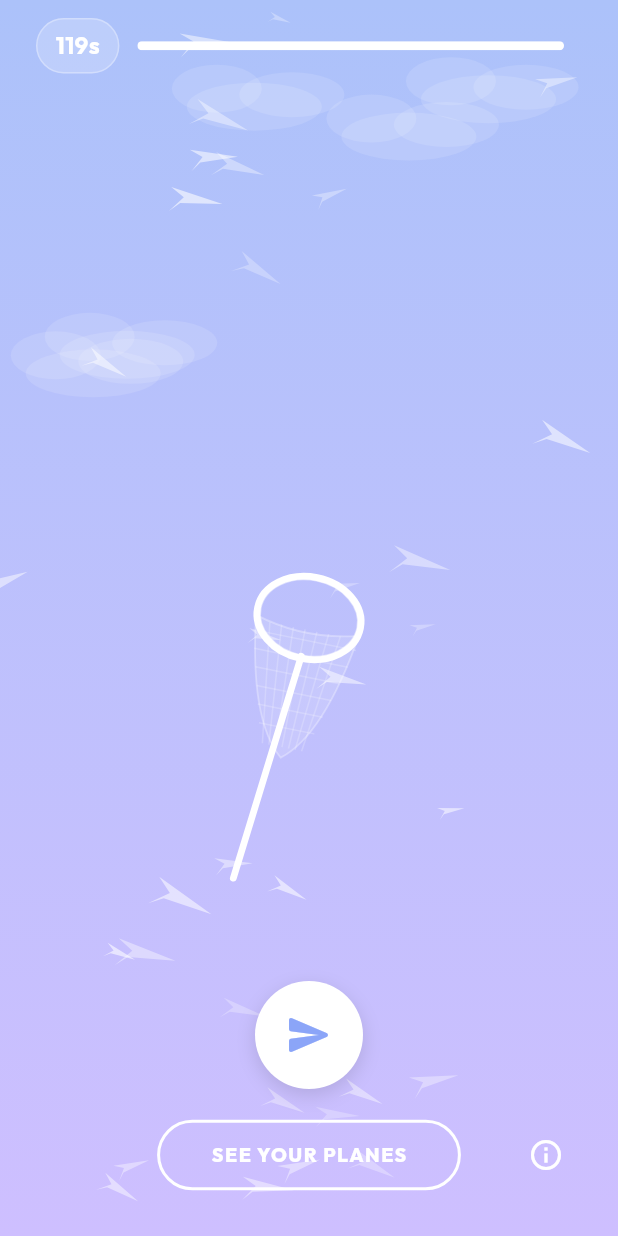
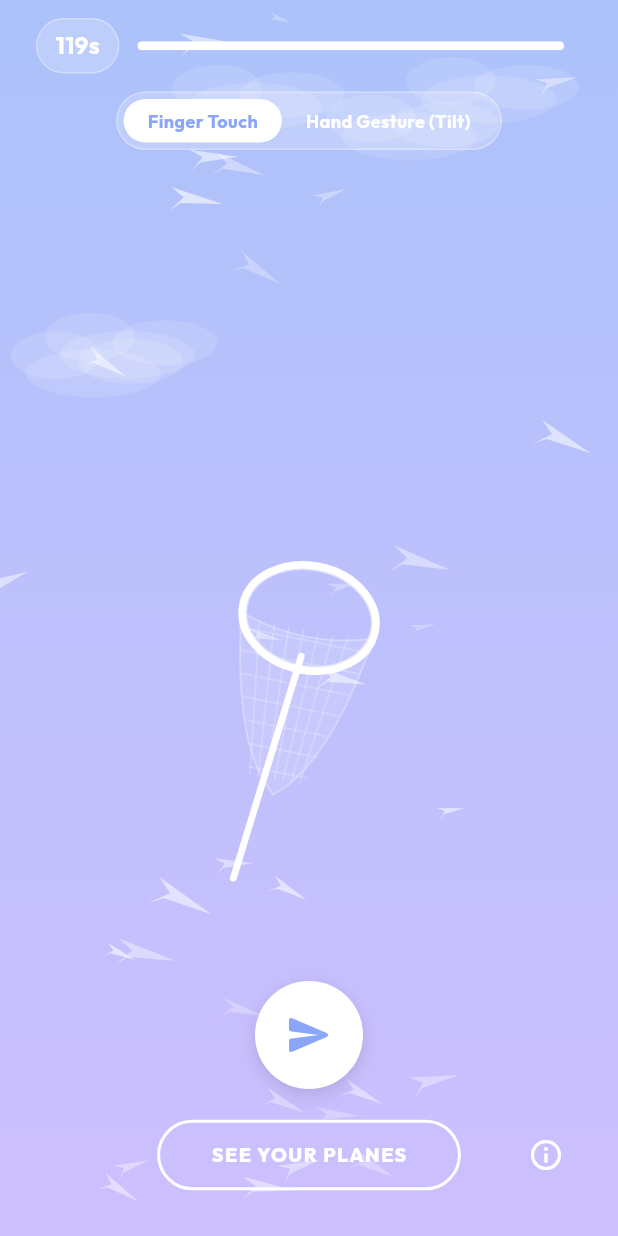
Before and after one commit to alienhousenetworks/datingapp_flutterapp, a Flutter app: the CatchGameScreen screen opened directly, on a phone screen of 412 x 824 dp. Run offline on Flutter 3.47's test engine with Material 3 defaults, Android fonts, the phone set to English and light mode, and no system bars; our stand-ins replace cached_network_image, connectivity_plus, device_info_plus, dio, flutter_riverpod, flutter_secure_storage and 7 more; missing offline and left inert: flutter_webrtc; accounts and stored records are empty.

Commit message:
feat(paper-plane): improve catch game net size and touch controls

```diff
--- a/lib/screens/paper_plane/catch_game_screen.dart
+++ b/lib/screens/paper_plane/catch_game_screen.dart
@@ -1,10 +1,8 @@
 import 'dart:async';
 import 'dart:math' as math;
-import 'dart:ui' as ui;
 import 'package:flutter/material.dart';
 import 'package:flutter/services.dart';
 import 'package:flutter_riverpod/flutter_riverpod.dart';
-import 'package:go_router/go_router.dart';
 import 'package:sensors_plus/sensors_plus.dart';
 
 import '../../providers/paper_plane_provider.dart';
@@ -61,6 +59,8 @@ class DecoPlane {
   });
 }
 
+enum ControlMode { touch, tilt }
+
 class _CatchGameScreenState extends ConsumerState<CatchGameScreen>
     with TickerProviderStateMixin {
   // ── Game tick controller for updating 20 planes ──
@@ -69,6 +69,9 @@ class _CatchGameScreenState extends ConsumerState<CatchGameScreen>
   // ── Morph Animations ──
   late AnimationController _morphController;
   late Animation<double> _morphProgress;
+
+  // ── Control Mode ──
+  ControlMode _controlMode = ControlMode.touch;
 
   // ── Net position (moved by tilt or pan gesture) ──
   Offset _netPosition = const Offset(0.5, 0.5); // normalized 0-1
@@ -148,10 +151,13 @@ class _CatchGameScreenState extends ConsumerState<CatchGameScreen>
     );
 
     _startCountdown();
-    _initSensors();
+    _updateSensorSubscription();
   }
 
-  void _initSensors() {
+  void _updateSensorSubscription() {
+    _sensorSubscription?.cancel();
+    _sensorSubscription = null;
+    if (_controlMode == ControlMode.tilt && !_hasCaught) {
       _sensorSubscription = accelerometerEventStream().listen((event) {
         if (!mounted || _hasCaught) return;
         setState(() {
@@ -160,6 +166,35 @@ class _CatchGameScreenState extends ConsumerState<CatchGameScreen>
           _netPosition = Offset(dx, dy);
         });
       }, onError: (_) {});
+    }
+  }
+
+  Widget _buildModeButton(ControlMode mode, String label) {
+    final isSelected = _controlMode == mode;
+    return GestureDetector(
+      onTap: () {
+        HapticFeedback.selectionClick();
+        setState(() {
+          _controlMode = mode;
+          _updateSensorSubscription();
+        });
+      },
+      child: Container(
+        padding: const EdgeInsets.symmetric(horizontal: 16, vertical: 6),
+        decoration: BoxDecoration(
+          color: isSelected ? Colors.white : Colors.transparent,
+          borderRadius: BorderRadius.circular(16),
+        ),
+        child: Text(
+          label,
+          style: TextStyle(
+            color: isSelected ? const Color(0xFF8BA5F8) : Colors.white,
+            fontWeight: FontWeight.bold,
+            fontSize: 12,
+          ),
+        ),
+      ),
+    );
   }
 
   List<Offset> _generateClouds() {
@@ -226,7 +261,7 @@ class _CatchGameScreenState extends ConsumerState<CatchGameScreen>
     if (_hasCaught) return;
 
     GamePlane? closestPlane;
-    double minDistance = 55.0; // Net radius threshold
+    double minDistance = 70.0; // Net radius threshold
     Offset closestPlaneNorm = Offset.zero;
     bool isAnyPlaneNear = false;
 
@@ -236,7 +271,7 @@ class _CatchGameScreenState extends ConsumerState<CatchGameScreen>
       final netPx = Offset(_netPosition.dx * screenSize.width, _netPosition.dy * screenSize.height);
 
       final dist = (planePx - netPx).distance;
-      if (dist < 95.0) {
+      if (dist < 110.0) {
         isAnyPlaneNear = true;
       }
       if (dist < minDistance) {
@@ -339,6 +374,18 @@ class _CatchGameScreenState extends ConsumerState<CatchGameScreen>
     );
   }
 
+  void _updateTouchPosition(Offset localPosition, Size size) {
+    if (_controlMode != ControlMode.touch) return;
+    // Offset the net slightly above the finger (e.g. 60 pixels) so the finger doesn't block the view of the net.
+    final targetY = localPosition.dy - 60.0;
+    setState(() {
+      _netPosition = Offset(
+        (localPosition.dx / size.width).clamp(0.05, 0.95),
+        (targetY / size.height).clamp(0.05, 0.95),
+      );
+    });
+  }
+
   @override
   void dispose() {
     _gameTickController.dispose();
@@ -356,14 +403,22 @@ class _CatchGameScreenState extends ConsumerState<CatchGameScreen>
     return Scaffold(
       backgroundColor: const Color(0xFFACC2FA),
       body: GestureDetector(
+        onPanStart: (details) {
+          if (_hasCaught) return;
+          _updateTouchPosition(details.localPosition, size);
+        },
         onPanUpdate: (details) {
           if (_hasCaught) return;
+          if (_controlMode == ControlMode.touch) {
+            _updateTouchPosition(details.localPosition, size);
+          } else {
             setState(() {
               _netPosition = Offset(
                 (_netPosition.dx + details.delta.dx / size.width).clamp(0.05, 0.95),
                 (_netPosition.dy + details.delta.dy / size.height).clamp(0.05, 0.95),
               );
             });
+          }
         },
         child: AnimatedBuilder(
           animation: Listenable.merge([_gameTickController, _morphProgress]),
@@ -400,7 +455,10 @@ class _CatchGameScreenState extends ConsumerState<CatchGameScreen>
                     SafeArea(
                       child: Padding(
                         padding: const EdgeInsets.symmetric(horizontal: 24, vertical: 12),
-                        child: Row(
+                        child: Column(
+                          mainAxisSize: MainAxisSize.min,
+                          children: [
+                            Row(
                               mainAxisAlignment: MainAxisAlignment.spaceBetween,
                               children: [
                                 Container(
@@ -434,6 +492,24 @@ class _CatchGameScreenState extends ConsumerState<CatchGameScreen>
                                         minHeight: 6,
                                       ),
                                     ),
+                                  ),
+                                ),
+                              ],
+                            ),
+                            const SizedBox(height: 12),
+                            Container(
+                              padding: const EdgeInsets.all(4),
+                              decoration: BoxDecoration(
+                                color: Colors.white.withOpacity(0.2),
+                                borderRadius: BorderRadius.circular(25),
+                                border: Border.all(color: Colors.white.withOpacity(0.3)),
+                              ),
+                              child: Row(
+                                mainAxisSize: MainAxisSize.min,
+                                children: [
+                                  _buildModeButton(ControlMode.touch, 'Finger Touch'),
+                                  _buildModeButton(ControlMode.tilt, 'Hand Gesture (Tilt)'),
+                                ],
                               ),
                             ),
                           ],
@@ -676,16 +752,16 @@ class _GameCanvasPainter extends CustomPainter {
     if (isHoveringClose && !hasCaught) {
       final glowPaint = Paint()
         ..color = Colors.white.withOpacity(0.35)
-        ..maskFilter = const MaskFilter.blur(BlurStyle.outer, 18);
-      canvas.drawOval(Rect.fromCenter(center: Offset.zero, width: 80, height: 65), glowPaint);
+        ..maskFilter = const MaskFilter.blur(BlurStyle.outer, 22);
+      canvas.drawOval(Rect.fromCenter(center: Offset.zero, width: 105, height: 85), glowPaint);
     }
 
     // Woven Net Bag/Pocket (Hanging down, clean white)
     final netBagPath = Path()
-      ..moveTo(-35, 5)
-      ..quadraticBezierTo(-25, 75, 0, 95)
-      ..quadraticBezierTo(25, 75, 35, 5)
-      ..quadraticBezierTo(0, 15, -35, 5)
+      ..moveTo(-45, 5)
+      ..quadraticBezierTo(-32, 95, 0, 120)
+      ..quadraticBezierTo(32, 95, 45, 5)
+      ..quadraticBezierTo(0, 20, -45, 5)
       ..close();
 
     final netBagPaint = Paint()
@@ -702,12 +778,12 @@ class _GameCanvasPainter extends CustomPainter {
     // Cross lines for the net pocket bag mesh
     final meshPaint = Paint()
       ..color = Colors.white.withOpacity(0.2)
-      ..strokeWidth = 1;
-    for (double i = -25; i <= 25; i += 8) {
-      canvas.drawLine(Offset(i, 8), Offset(i / 1.8, 88), meshPaint);
+      ..strokeWidth = 1.2;
+    for (double i = -32; i <= 32; i += 10) {
+      canvas.drawLine(Offset(i, 8), Offset(i / 1.8, 110), meshPaint);
     }
-    for (double y = 15; y <= 85; y += 12) {
-      final widthAtY = 35 * (1.0 - (y - 15) / 130);
+    for (double y = 15; y <= 110; y += 15) {
+      final widthAtY = 45 * (1.0 - (y - 15) / 160);
       canvas.drawLine(Offset(-widthAtY, y), Offset(widthAtY, y), meshPaint);
     }
 
@@ -722,15 +798,15 @@ class _GameCanvasPainter extends CustomPainter {
     // White rim circle (ellipse style)
     final rimPaint = Paint()
       ..color = Colors.white
-      ..strokeWidth = 4.5
+      ..strokeWidth = 5.0
       ..style = PaintingStyle.stroke;
-    canvas.drawOval(Rect.fromCenter(center: Offset.zero, width: 70, height: 55), rimPaint);
+    canvas.drawOval(Rect.fromCenter(center: Offset.zero, width: 90, height: 70), rimPaint);
 
     final rimInnerPaint = Paint()
       ..color = Colors.white.withOpacity(0.5)
-      ..strokeWidth = 1.5
+      ..strokeWidth = 2.0
       ..style = PaintingStyle.stroke;
-    canvas.drawOval(Rect.fromCenter(center: Offset.zero, width: 66, height: 51), rimInnerPaint);
+    canvas.drawOval(Rect.fromCenter(center: Offset.zero, width: 85, height: 65), rimInnerPaint);
 
     canvas.restore();
   }
```
Lines whose indentation alone changed are shown as unchanged.
